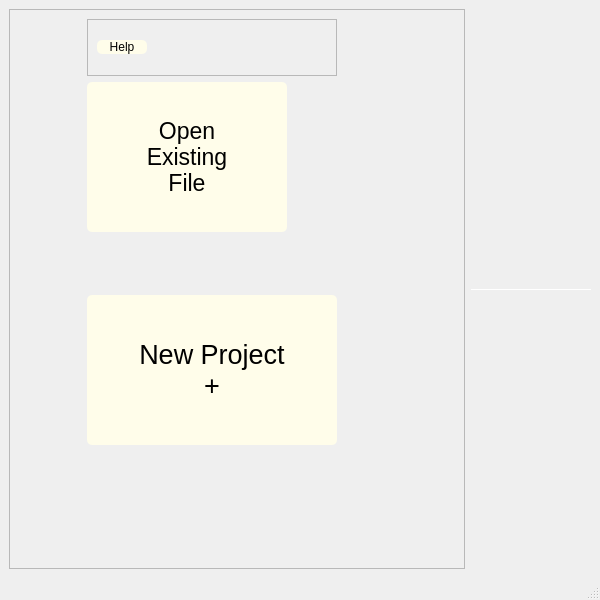
The window that assets/ui/GenBBS.ui (Ano-ly/GenBBS) describes before a commit, drawn with Qt 5.
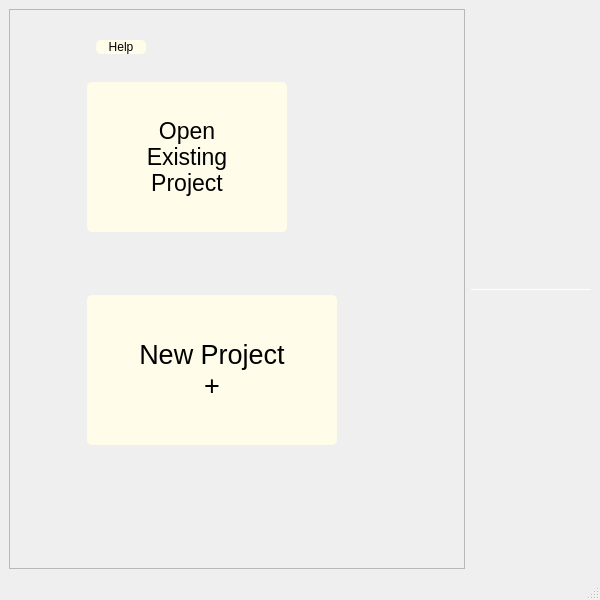
The same window after the commit. Icons and pictures are not drawn.

```diff
--- a/assets/ui/GenBBS.ui
+++ b/assets/ui/GenBBS.ui
@@ -250,7 +250,7 @@
          <property name="text">
           <string>Open 
 Existing 
-File</string>
+Project</string>
          </property>
          <property name="iconSize">
           <size>
@@ -279,10 +279,10 @@
        <item row="0" column="1">
         <widget class="QFrame" name="frame">
          <property name="frameShape">
-          <enum>QFrame::Shape::StyledPanel</enum>
+          <enum>QFrame::Shape::NoFrame</enum>
          </property>
          <property name="frameShadow">
-          <enum>QFrame::Shadow::Raised</enum>
+          <enum>QFrame::Shadow::Plain</enum>
          </property>
          <layout class="QHBoxLayout" name="horizontalLayout_2">
           <item>
```
Left out of the diff: 6 changed lines with no effect on the pictures.
